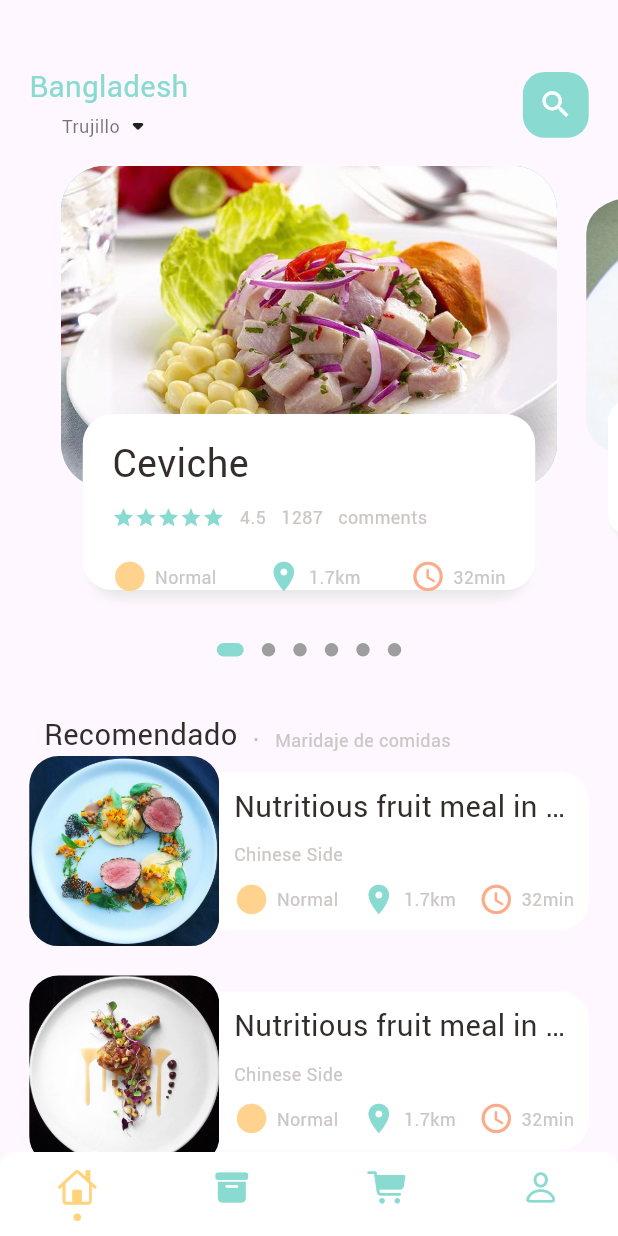
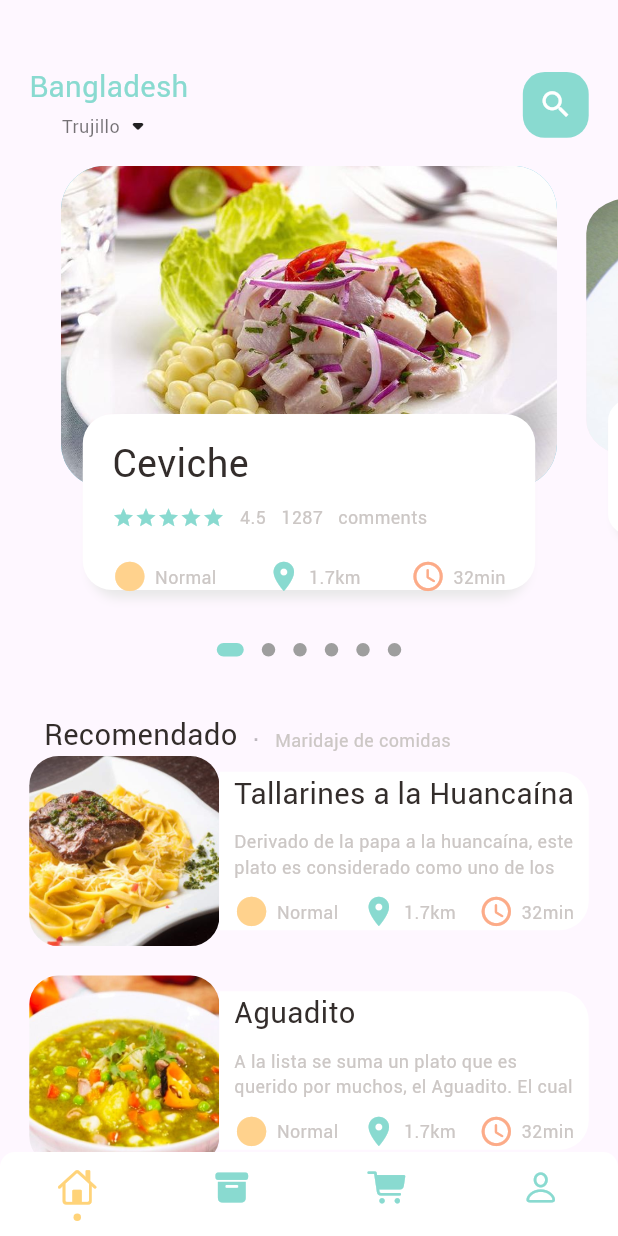
Before and after one commit to cmendoza-dev/food_delivery_application, a Flutter app: the screen it shows after launch, on a phone screen of 412 x 824 dp. Run offline on Flutter 3.47's test engine with Material 3 defaults, Android fonts, the phone set to English and light mode, and no system bars; drawn by our look-alikes of dots_indicator, persistent_bottom_nav_bar; our stand-ins replace get, shared_preferences; network calls fail.

Commit message:
Ajustando codigo

```diff
--- a/lib/pages/account/account_page.dart
+++ b/lib/pages/account/account_page.dart
@@ -52,7 +52,7 @@ class AccountPage extends StatelessWidget {
                         iconSize: Dimensions.height10 * 5 / 2,
                         size: Dimensions.height10 * 5,
                       ),
-                      bigText: BigText(text: "Manuel")
+                      bigText: BigText(text: "Nombres")
                       ),
                   SizedBox(
                     width: Dimensions.height30,
@@ -66,7 +66,7 @@ class AccountPage extends StatelessWidget {
                         iconSize: Dimensions.height10 * 5 / 2,
                         size: Dimensions.height10 * 5,
                       ),
-                      bigText: BigText(text: "+51 953154791")),
+                      bigText: BigText(text: "+51 911115231")),
                   SizedBox(
                     width: Dimensions.height30,
                   ),
@@ -79,7 +79,7 @@ class AccountPage extends StatelessWidget {
                         iconSize: Dimensions.height10 * 5 / 2,
                         size: Dimensions.height10 * 5,
                       ),
-                      bigText: BigText(text: "cmendoza@tecsup.edu.com")),
+                      bigText: BigText(text: "example@tecsup.edu.com")),
                   SizedBox(
                     width: Dimensions.height20,
                   ),
--- a/lib/pages/auth/sign_up_page.dart
+++ b/lib/pages/auth/sign_up_page.dart
@@ -152,6 +152,7 @@ class SignUpPage extends StatelessWidget {
                         padding: const EdgeInsets.all(8.0),
                         child: CircleAvatar(
                           radius: Dimensions.radius30,
+                          backgroundColor: Colors.white,
                           backgroundImage:
                               AssetImage("assets/image/${signUpImages[index]}"),
                         ),
--- a/lib/pages/cart/cart_page.dart
+++ b/lib/pages/cart/cart_page.dart
@@ -1,9 +1,11 @@
+import 'package:food_delivery_application/routes/route_helper.dart';
 import 'package:food_delivery_application/widgets/app_icon.dart';
 import 'package:flutter/material.dart';
 import 'package:food_delivery_application/utils/colors.dart';
 import 'package:food_delivery_application/utils/dimensions.dart';
 import 'package:food_delivery_application/widgets/big_text.dart';
 import 'package:food_delivery_application/widgets/small_text.dart';
+import 'package:get/get.dart';
 
 class CartPage extends StatelessWidget {
   const CartPage({Key? key}) : super(key: key);
@@ -14,92 +16,96 @@ class CartPage extends StatelessWidget {
       body: Stack(
         children: [
           Positioned(
-            top: Dimensions.height20*3,
+              top: Dimensions.height20 * 3,
               left: Dimensions.width20,
               right: Dimensions.width20,
               child: Row(
                 mainAxisAlignment: MainAxisAlignment.spaceBetween,
                 children: [
-                AppIcon(icon: Icons.arrow_back_ios,
+                  AppIcon(
+                    icon: Icons.arrow_back_ios,
                     iconColor: Colors.white,
                     backgroundColor: AppColors.mainColor,
                     iconSize: Dimensions.iconSize24,
                   ),
-                SizedBox(width: Dimensions.width20*5,),
-                AppIcon(icon: Icons.home_outlined,
+                  SizedBox(
+                    width: Dimensions.width20 * 5,
+                  ),
+                  GestureDetector(
+                    onTap: () {
+                      Get.toNamed(RouteHelper.getInitial());
+                    },
+                    child: AppIcon(
+                      icon: Icons.home_outlined,
                       iconColor: Colors.white,
                       backgroundColor: AppColors.mainColor,
                       iconSize: Dimensions.iconSize24,
                     ),
-
-                AppIcon(icon: Icons.shopping_cart,
+                  ),
+                  AppIcon(
+                    icon: Icons.shopping_cart,
                     iconColor: Colors.white,
                     backgroundColor: AppColors.mainColor,
                     iconSize: Dimensions.iconSize24,
                   )
                 ],
-
-            )
-
-          ),
+              )),
           Positioned(
-            top:Dimensions.height20*5,
+              top: Dimensions.height20 * 5,
               left: Dimensions.width20,
               right: Dimensions.width20,
               bottom: 0,
               child: Container(
-              margin: EdgeInsets.only(top:Dimensions.height15),
+                  margin: EdgeInsets.only(top: Dimensions.height15),
                   //color: Colors.red,
                   child: MediaQuery.removePadding(
                       context: context,
                       removeTop: true,
-
-                child:
-
-                ListView.builder(
-
+                      child: ListView.builder(
                           itemCount: 10,
-                  itemBuilder: (_, index){
+                          itemBuilder: (_, index) {
                             return Container(
-                    height: Dimensions.height20*5,
+                              height: Dimensions.height20 * 5,
                               width: double.maxFinite,
                               child: Row(children: [
-
                                 Container(
-                        width: Dimensions.height20*5,
-                        height: Dimensions.height20*5,
-                        margin: EdgeInsets.only(bottom: Dimensions.height10),
+                                  width: Dimensions.height20 * 5,
+                                  height: Dimensions.height20 * 5,
+                                  margin: EdgeInsets.only(
+                                      bottom: Dimensions.height10),
                                   decoration: BoxDecoration(
                                     image: DecorationImage(
-                            fit:BoxFit.cover,
-                            image: AssetImage(
-                              "assets/image/food1.jpg"
+                                      fit: BoxFit.cover,
+                                      image:
+                                          AssetImage("assets/image/food1.jpg"),
                                     ),
-
-                          ),
-
-                          borderRadius: BorderRadius.circular(Dimensions.radius20),
+                                    borderRadius: BorderRadius.circular(
+                                        Dimensions.radius20),
                                     color: Colors.white,
                                   ),
-
                                 ),
-
-                      SizedBox(width: Dimensions.width10,),
-
-                      Expanded(child: Container(
-                        height: Dimensions.height20*5,
+                                SizedBox(
+                                  width: Dimensions.width10,
+                                ),
+                                Expanded(
+                                    child: Container(
+                                  height: Dimensions.height20 * 5,
                                   child: Column(
-                          crossAxisAlignment: CrossAxisAlignment.start,
-                          mainAxisAlignment: MainAxisAlignment.spaceEvenly,
+                                    crossAxisAlignment:
+                                        CrossAxisAlignment.start,
+                                    mainAxisAlignment:
+                                        MainAxisAlignment.spaceEvenly,
                                     children: [
                                       BigText(text: "Bitter Orange Juice"),
                                       SmallText(text: "Spicy"),
                                       Row(
-                              mainAxisAlignment: MainAxisAlignment.spaceBetween,
+                                        mainAxisAlignment:
+                                            MainAxisAlignment.spaceBetween,
                                         children: [
-
-                              BigText(text: "\$ 33.0", color: Colors.redAccent,),
-
+                                          BigText(
+                                            text: "\$ 33.0",
+                                            color: Colors.redAccent,
+                                          ),
                                           Container(
                                             padding: EdgeInsets.only(
                                                 top: Dimensions.height10,
@@ -107,12 +113,14 @@ class CartPage extends StatelessWidget {
                                                 left: Dimensions.width10,
                                                 right: Dimensions.width10),
                                             decoration: BoxDecoration(
-                                    borderRadius: BorderRadius.circular(Dimensions.radius20),
+                                                borderRadius:
+                                                    BorderRadius.circular(
+                                                        Dimensions.radius20),
                                                 color: Colors.white),
                                             child: Row(
                                               children: [
                                                 GestureDetector(
-                                      onTap: (){
+                                                  onTap: () {
                                                     // popularProduct.setQuantity(false);
                                                   },
                                                   child: Icon(
@@ -123,12 +131,14 @@ class CartPage extends StatelessWidget {
                                                 SizedBox(
                                                   width: Dimensions.width10 / 2,
                                                 ),
-                                    BigText(text: "0"), //popularProduct.inCartItems.toString()),
+                                                BigText(
+                                                    text:
+                                                        "0"), //popularProduct.inCartItems.toString()),
                                                 SizedBox(
                                                   width: Dimensions.width10 / 2,
                                                 ),
                                                 GestureDetector(
-                                      onTap: (){
+                                                  onTap: () {
                                                     //popularProduct.setQuantity(true);
                                                   },
                                                   child: Icon(
@@ -139,22 +149,16 @@ class CartPage extends StatelessWidget {
                                               ],
                                             ),
                                           ),
-
-
-                            ],)
+                                        ],
+                                      )
                                     ],
                                   ),
                                 ))
                               ]),
                             );
-                }
-
-                )
-              )
-          ))
+                          }))))
         ],
       ),
     );
-
   }
 }
--- a/lib/pages/home/food_page_body.dart
+++ b/lib/pages/home/food_page_body.dart
@@ -54,63 +54,63 @@ class _FoodPageBodyState extends State<FoodPageBody> {
       category: '',
       imagePath: 'assets/image/arroz-con-pollo.jpg',
     ),
-    // Agrega más objetos FoodItem según sea necesario
   ];
 
   final List<FoodItem> recommendedItems = [
     FoodItem(
-      name: 'Nutritious fruit meal in China',
-      category: 'Chinese Side',
-      imagePath: 'assets/image/food1.jpg',
+      name: 'Tallarines a la Huancaína',
+      category:
+          'Derivado de la papa a la huancaína, este plato es considerado como uno de los más ricos. A simple vista es un plato sencillo, ya que consiste en pasta bañada de salsa a la huancaína, la cual es preparada con queso fresco y ají amarillo, pero es justamente en el agregado de esta salsa lo que hace que la pasta o cualquier tallarín que se utilice adquiera un sabor interesante.',
+      imagePath: 'assets/image/tallarines-a-la-huancaina.jpg',
     ),
     FoodItem(
-      name: 'Nutritious fruit meal in China',
-      category: 'Chinese Side',
-      imagePath: 'assets/image/food2.jpg',
+      name: 'Aguadito',
+      category:
+          'A la lista se suma un plato que es querido por muchos, el Aguadito. El cual consiste en una sopa de pollo espesa con arroz y otros vegetales. De una coloración verde debida al uso significativo de culantro en la sopa, es consumido tradicionalmente en invierno.',
+      imagePath: 'assets/image/aguadito.jpg',
     ),
     FoodItem(
-      name: 'Nutritious fruit meal in China',
-      category: 'Chinese Side',
-      imagePath: 'assets/image/food3.jpg',
+      name: 'Tacu Tacu',
+      category:
+          'Nuestra lista no podía estar completa sin mencionar al Tacu Tacu, plato criollo que consiste en arroz cocido, menestras y sofrito a base de ají amarillo. Los cuales se mezclan hasta obtener una masa bajo el calor de la sartén.',
+      imagePath: 'assets/image/tacu-tacu.jpg',
     ),
     FoodItem(
-      name: 'Nutritious fruit meal in China',
-      category: 'Chinese Side',
-      imagePath: 'assets/image/food4.jpg',
+      name: 'Suspiro limeño',
+      category: 'Tiene su origen en la capital de Perú. Se trata de una crema que se llama manjar blanco y lleva esencia de vainilla. Al final, se coloca un merengue encima, que suele ser decorado con un poco de canela.',
+      imagePath: 'assets/image/suspiro-limeno.jpg',
     ),
     FoodItem(
-      name: 'Nutritious fruit meal in China',
-      category: 'Chinese Side',
-      imagePath: 'assets/image/food5.jpg',
+      name: 'Anticuchos',
+      category: 'Son tan tradicionales que eran preparados por los incas. Se trata del corazón de res cortado en trozos y sazonado con diferentes ingredientes, como ajo, comino, jugo de limón, cebollas o vinagre.',
+      imagePath: 'assets/image/anticuchos.jpg',
     ),
     FoodItem(
-      name: 'Nutritious fruit meal in China',
-      category: 'Chinese Side',
-      imagePath: 'assets/image/food6.jpg',
+      name: 'Pollo a la Brasa',
+      category: 'Es un plato que consiste en pollo asado al carbón a través de un sistema rotatorio que permite una cocción uniforme. Es acompañado de papas fritas y actualmente es un ícono cultural peruano.',
+      imagePath: 'assets/image/pollo-a-la-brasa.jpg',
     ),
     FoodItem(
-      name: 'Nutritious fruit meal in China',
-      category: 'Chinese Side',
-      imagePath: 'assets/image/food7.jpg',
+      name: 'Arroz chaufa',
+      category: 'Uno de los platos más conocidos de la cocina chifa, es decir, de la fusión entre la cocina china.',
+      imagePath: 'assets/image/arroz-chaufa.jpg',
     ),
     FoodItem(
-      name: 'Nutritious fruit meal in China',
-      category: 'Chinese Side',
-      imagePath: 'assets/image/food7.jpg',
+      name: 'Chupe de Camarones',
+      category: 'Un chupe de camarones para chuparte los dedos. Esta frase calza perfectamente con el sabor y la sazón de este plato. Representa al Perú y a la ciudad de Arequipa. Entre los ingredientes tenemos: camarones, arroz, arvejas, ají panca, huevo, queso fresco, leche evaporada, cebolla, orégano y especias.',
+      imagePath: 'assets/image/chupe-de-camarones.jpg',
     ),
     FoodItem(
-      name: 'Nutritious fruit meal in China',
-      category: 'Chinese Side',
-      imagePath: 'assets/image/food7.jpg',
+      name: 'Carapulcra Con Sopa Seca',
+      category: 'Su sazón original es de Chincha y es un plato que viene cautivando el mercado extranjero por su exótica combinación.',
+      imagePath: 'assets/image/carapulcra.jpg',
     ),
     FoodItem(
-      name: 'Nutritious fruit meal in China',
-      category: 'Chinese Side',
-      imagePath: 'assets/image/food7.jpg',
+      name: 'Chicharrón de Chanco',
+      category: 'Este viene acompañado de camote frito y salsa criolla.',
+      imagePath: 'assets/image/chicarron-de-chancho.jpg',
     ),
-    // Agrega más objetos FoodItem según sea necesario
   ];
-
 
   @override
   void initState() {
--- a/lib/widgets/small_text.dart
+++ b/lib/widgets/small_text.dart
@@ -19,12 +19,14 @@ class SmallText extends StatelessWidget {
   Widget build(BuildContext context) {
     return Text(
       text,
+      maxLines: 2,
       style: TextStyle(
         fontFamily: 'Roboto',
         color: color,
         fontSize: size,
 
 
+
       ),
     );
   }
```
Also changed, not shown: assets/image/aguadito.jpg (added), assets/image/anticuchos.jpg (added), assets/image/arroz-chaufa.jpg (added), assets/image/carapulcra.jpg (added), assets/image/chicarron-de-chancho.jpg (added), assets/image/chupe-de-camarones.jpg (added), assets/image/pollo-a-la-brasa.jpg (added), assets/image/suspiro-limeno.jpg (added), assets/image/tacu-tacu.jpg (added), assets/image/tallarines-a-la-huancaina.jpg (added). Lines whose indentation alone changed are shown as unchanged.
